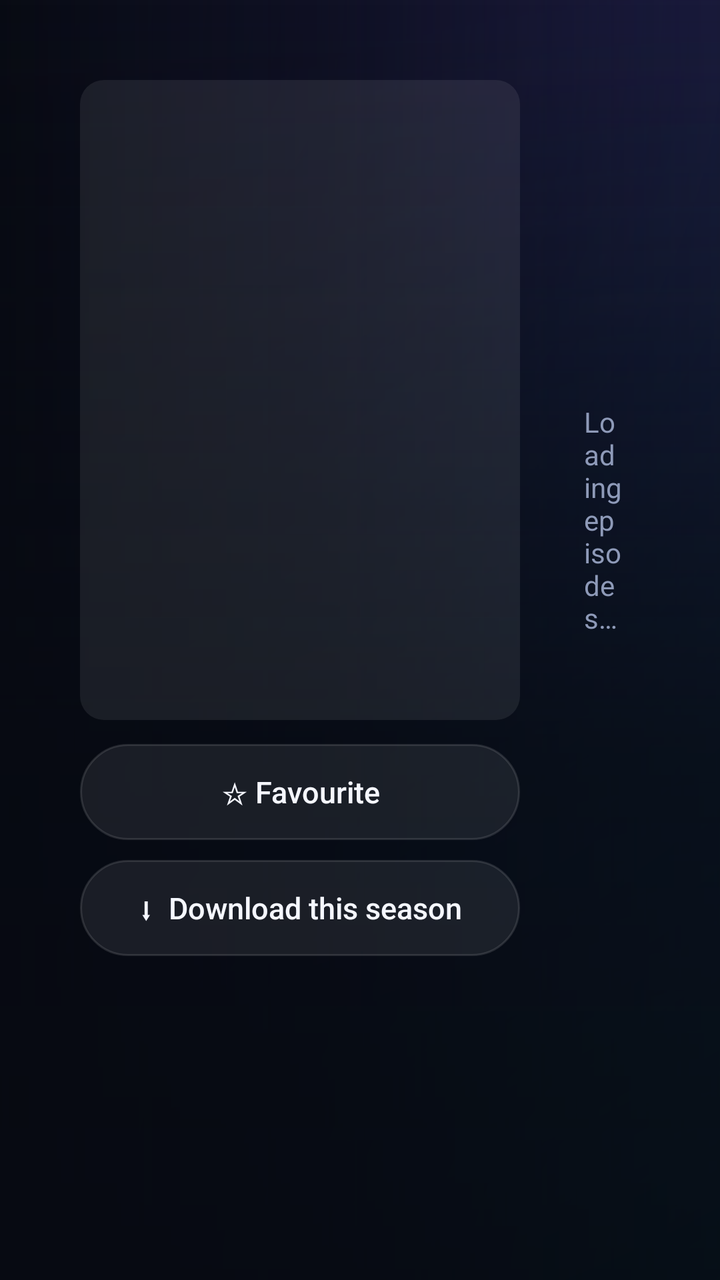
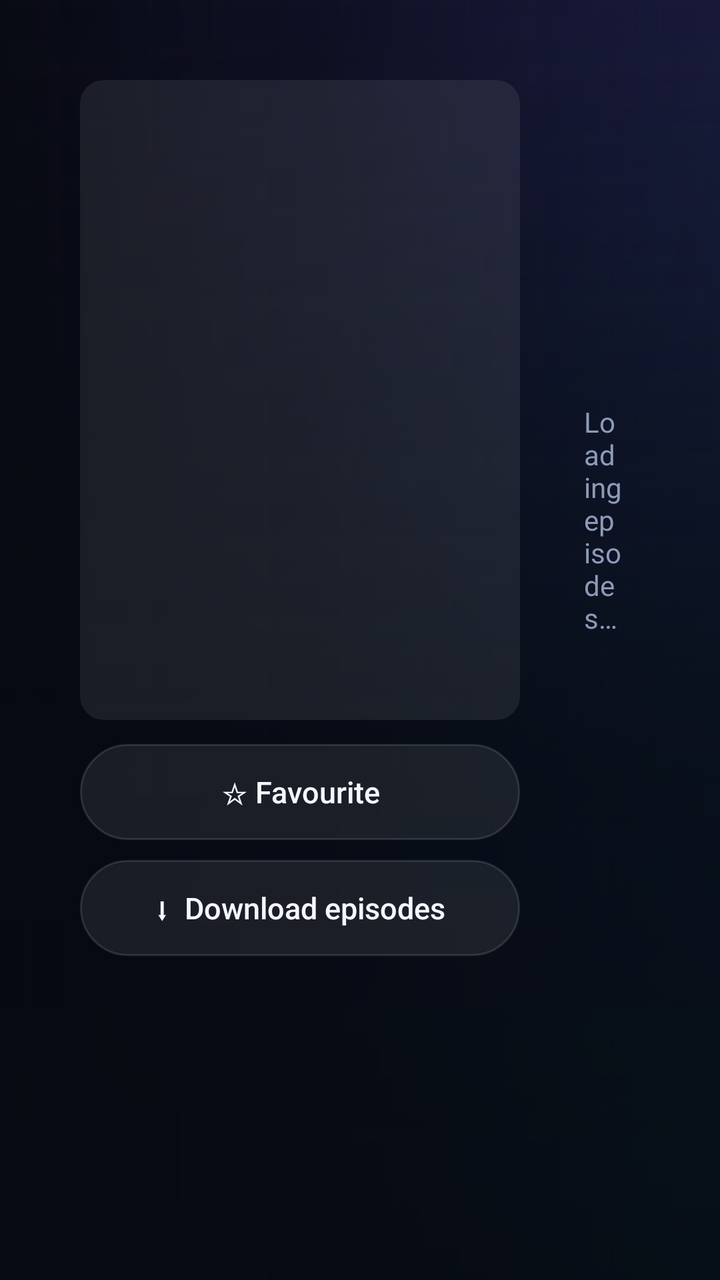

The first picture is an Android layout as it rendered before a commit; the second is the same layout after the commit. The layout source and the unified diff follow.
<!-- AndroidManifest.xml: application theme AppTheme -->
<!-- res/layout/activity_series_detail.xml -->
<?xml version="1.0" encoding="utf-8"?>
<FrameLayout xmlns:android="http://schemas.android.com/apk/res/android"
    android:layout_width="match_parent"
    android:layout_height="match_parent">

    <ImageView
        android:id="@+id/backdrop"
        android:layout_width="match_parent"
        android:layout_height="match_parent"
        android:alpha="0"
        android:scaleType="centerCrop" />

    <View
        android:layout_width="match_parent"
        android:layout_height="match_parent"
        android:background="@drawable/bg_hero_scrim_left"
        android:tag="mirror" />

    <View
        android:layout_width="match_parent"
        android:layout_height="match_parent"
        android:background="@drawable/bg_hero_scrim_bottom"
        android:alpha="0.8" />

<LinearLayout 
    android:layout_width="match_parent"
    android:layout_height="match_parent"
    android:orientation="horizontal"
    android:padding="40dp">

    <LinearLayout
        android:layout_width="220dp"
        android:layout_height="match_parent"
        android:orientation="vertical">

        <ImageView
            android:id="@+id/poster"
            android:background="@drawable/bg_round_clip"
            android:layout_width="220dp"
            android:layout_height="320dp"
            android:scaleType="centerCrop" />

        <Button
            android:id="@+id/btnFav"
            style="@style/Btn"
            android:layout_width="match_parent"
            android:layout_marginTop="12dp"
            android:layout_marginEnd="0dp"
            android:text="☆ Favourite" />

        <Button
            android:id="@+id/btnDownload"
            style="@style/Btn"
            android:layout_width="match_parent"
            android:layout_marginTop="10dp"
            android:layout_marginEnd="0dp"
            android:text="⬇  Download this season" />

        <Button
            android:id="@+id/btnTrailer"
            style="@style/Btn"
            android:layout_width="match_parent"
            android:layout_marginTop="10dp"
            android:layout_marginEnd="0dp"
            android:text="▶  Trailer"
            android:visibility="gone" />
    </LinearLayout>

    <LinearLayout
        android:layout_width="0dp"
        android:layout_height="match_parent"
        android:layout_marginStart="24dp"
        android:layout_weight="1"
        android:orientation="vertical">

        <TextView
            android:id="@+id/title"
            style="@style/HeroTitle"
            android:textSize="34sp"
            android:layout_width="match_parent"
            android:layout_height="wrap_content" />

        <TextView
            android:id="@+id/meta"
            android:layout_width="match_parent"
            android:layout_height="wrap_content"
            android:layout_marginTop="4dp"
            android:textColor="@color/gold"
            android:textSize="14sp" />

        <TextView
            android:id="@+id/plot"
            android:layout_width="match_parent"
            android:layout_height="wrap_content"
            android:layout_marginTop="6dp"
            android:ellipsize="end"
            android:maxLines="3"
            android:textColor="@color/text_dim"
            android:textSize="14sp" />

        <androidx.recyclerview.widget.RecyclerView
            android:id="@+id/seasons"
            android:clipToPadding="false"
            android:clipChildren="false"
            android:padding="6dp"
            android:layout_width="match_parent"
            android:layout_height="48dp"
            android:layout_marginTop="12dp" />

        <TextView
            android:id="@+id/status"
            android:layout_width="match_parent"
            android:layout_height="wrap_content"
            android:padding="8dp"
            android:text="Loading episodes…"
            android:textColor="@color/text_dim" />

        <androidx.recyclerview.widget.RecyclerView
            android:id="@+id/episodes"
            android:clipToPadding="false"
            android:clipChildren="false"
            android:padding="6dp"
            android:layout_width="match_parent"
            android:layout_height="0dp"
            android:layout_weight="1" />
    </LinearLayout>
</LinearLayout>
</FrameLayout>
<!-- resources referenced by this layout -->
<resources>
  <color name="gold">#FFC548</color>
  <color name="text_dim">#8E9AB8</color>
  <!-- drawable bg_hero_scrim_bottom (drawable) -->
  <?xml version="1.0" encoding="utf-8"?>
  <shape xmlns:android="http://schemas.android.com/apk/res/android" android:shape="rectangle">
      <gradient android:angle="90" android:startColor="#FF070A12" android:centerY="0.42" android:centerColor="#E6070A12" android:endColor="#00070A12" />
  </shape>
  <!-- drawable bg_hero_scrim_left (drawable) -->
  <?xml version="1.0" encoding="utf-8"?>
  <shape xmlns:android="http://schemas.android.com/apk/res/android" android:shape="rectangle">
      <gradient android:angle="0" android:startColor="#FA070A12" android:centerX="0.45" android:centerColor="#B3070A12" android:endColor="#14070A12" />
  </shape>
  <!-- drawable bg_round_clip (drawable) -->
  <?xml version="1.0" encoding="utf-8"?>
  <shape xmlns:android="http://schemas.android.com/apk/res/android" android:shape="rectangle">
      <solid android:color="#14FFFFFF" />
      <corners android:radius="12dp" />
  </shape>
  <style name="HeroTitle">
          <item name="android:textColor">@color/text</item>
          <item name="android:textSize">40sp</item>
          <item name="android:fontFamily">sans-serif-black</item>
          <item name="android:letterSpacing">-0.01</item>
          <item name="android:shadowColor">#99000000</item>
          <item name="android:shadowRadius">12</item>
          <item name="android:shadowDy">2</item>
      </style>
  <color name="text">#F5F7FF</color>
  <color name="accent">#7C5CFF</color>
  <color name="accent2">#00D4FF</color>
  <color name="accent_dark">#5A3FE0</color>
  <color name="bg">#070A12</color>
  <style name="DialogTheme" parent="ThemeOverlay.AppCompat.Dialog.Alert">
          <item name="android:windowBackground">@drawable/bg_dialog</item>
          <item name="colorAccent">?attr/sbAccent2</item>
          <item name="colorControlActivated">?attr/sbAccent2</item>
          <item name="android:textColorPrimary">@color/text</item>
          <item name="android:textColor">@color/text</item>
          <item name="android:textColorSecondary">@color/text_dim</item>
          <item name="android:listSelector">@drawable/bg_row</item>
          <item name="buttonBarButtonStyle">@style/DialogButton</item>
      </style>
  <color name="glass">#14FFFFFF</color>
  <color name="glass_stroke">#1FFFFFFF</color>
  <!-- drawable bg_dialog (drawable) -->
  <?xml version="1.0" encoding="utf-8"?>
  <inset xmlns:android="http://schemas.android.com/apk/res/android" android:inset="16dp">
      <shape android:shape="rectangle">
          <gradient android:angle="270" android:startColor="#1A2236" android:endColor="#10152A" />
          <corners android:radius="22dp" />
          <stroke android:width="1dp" android:color="#337C5CFF" />
      </shape>
  </inset>
  <style name="DialogButton" parent="Widget.AppCompat.Button.ButtonBar.AlertDialog">
          <item name="android:textColor">?attr/sbAccent2</item>
          <item name="android:textAllCaps">false</item>
          <item name="android:textSize">16sp</item>
          <item name="android:background">@drawable/bg_button</item>
          <item name="android:layout_marginStart">8dp</item>
          <item name="android:paddingStart">20dp</item>
          <item name="android:paddingEnd">20dp</item>
      </style>
  <!-- unchanged entries left out for length: 5 -->
</resources>

<!-- the commit's change to res/layout/activity_series_detail.xml (unified diff, before → after) -->
@@ -54,7 +54,7 @@
             android:layout_width="match_parent"
             android:layout_marginTop="10dp"
             android:layout_marginEnd="0dp"
-            android:text="⬇  Download this season" />
+            android:text="⬇  Download episodes" />
 
         <Button
             android:id="@+id/btnTrailer"
